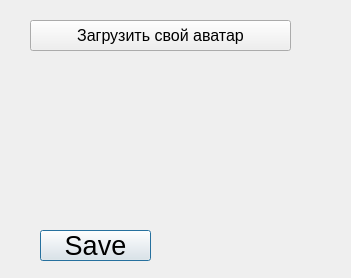
Old version of the form Zakaz/settingwindow.ui in the repository 1stanisLAW1/MdkDelivery.
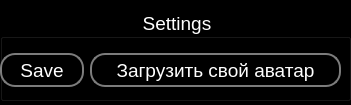
New version of the form.

Diff of the .ui file:
```diff
--- a/Zakaz/settingwindow.ui
+++ b/Zakaz/settingwindow.ui
@@ -7,47 +7,105 @@
     <x>0</x>
     <y>0</y>
     <width>351</width>
-    <height>278</height>
+    <height>105</height>
    </rect>
   </property>
   <property name="windowTitle">
    <string>Dialog</string>
   </property>
-  <widget class="QPushButton" name="pushButton">
+  <property name="styleSheet">
+   <string notr="true">QDialog{
+background-color:rgb(0, 0, 0);
+color:rgb(255, 255, 255);
+}</string>
+  </property>
+  <widget class="QGroupBox" name="groupBox">
    <property name="geometry">
     <rect>
-     <x>40</x>
-     <y>230</y>
-     <width>111</width>
-     <height>31</height>
+     <x>0</x>
+     <y>10</y>
+     <width>351</width>
+     <height>91</height>
     </rect>
    </property>
    <property name="font">
     <font>
-     <pointsize>20</pointsize>
+     <pointsize>14</pointsize>
     </font>
    </property>
-   <property name="text">
-    <string>Save</string>
+   <property name="styleSheet">
+    <string notr="true">QGroupBox{
+color:rgb(255, 255, 255);
+}</string>
    </property>
-  </widget>
-  <widget class="QPushButton" name="pushButton_2">
-   <property name="geometry">
-    <rect>
-     <x>30</x>
-     <y>20</y>
-     <width>261</width>
-     <height>31</height>
-    </rect>
+   <property name="title">
+    <string>Settings</string>
    </property>
-   <property name="font">
-    <font>
-     <pointsize>12</pointsize>
-    </font>
+   <property name="alignment">
+    <set>Qt::AlignmentFlag::AlignCenter</set>
    </property>
-   <property name="text">
-    <string>Загрузить свой аватар</string>
-   </property>
+   <widget class="QWidget" name="horizontalLayoutWidget">
+    <property name="geometry">
+     <rect>
+      <x>0</x>
+      <y>40</y>
+      <width>341</width>
+      <height>41</height>
+     </rect>
+    </property>
+    <layout class="QHBoxLayout" name="horizontalLayout">
+     <item>
+      <widget class="QPushButton" name="pushButton">
+       <property name="font">
+        <font>
+         <pointsize>14</pointsize>
+        </font>
+       </property>
+       <property name="styleSheet">
+        <string notr="true">QPushButton{
+color:rgb(255, 255, 255);
+background-color:rgb(0, 0, 0);
+border: 2px solid rgb(124, 124, 124);
+solid: rgb(255, 255, 255);
+border-radius:15px;
+max-height:30px;
+max-width:80px;
+min-height:30px;
+min-width:80px;
+}</string>
+       </property>
+       <property name="text">
+        <string>Save</string>
+       </property>
+      </widget>
+     </item>
+     <item>
+      <widget class="QPushButton" name="pushButton_2">
+       <property name="font">
+        <font>
+         <pointsize>14</pointsize>
+        </font>
+       </property>
+       <property name="styleSheet">
+        <string notr="true">QPushButton{
+color:rgb(255, 255, 255);
+background-color:rgb(0, 0, 0);
+border: 2px solid rgb(124, 124, 124);
+solid: rgb(255, 255, 255);
+border-radius:15px;
+max-height:30px;
+max-width:350px;
+min-height:30px;
+min-width:80px;
+}</string>
+       </property>
+       <property name="text">
+        <string>Загрузить свой аватар</string>
+       </property>
+      </widget>
+     </item>
+    </layout>
+   </widget>
   </widget>
  </widget>
  <resources/>
```
